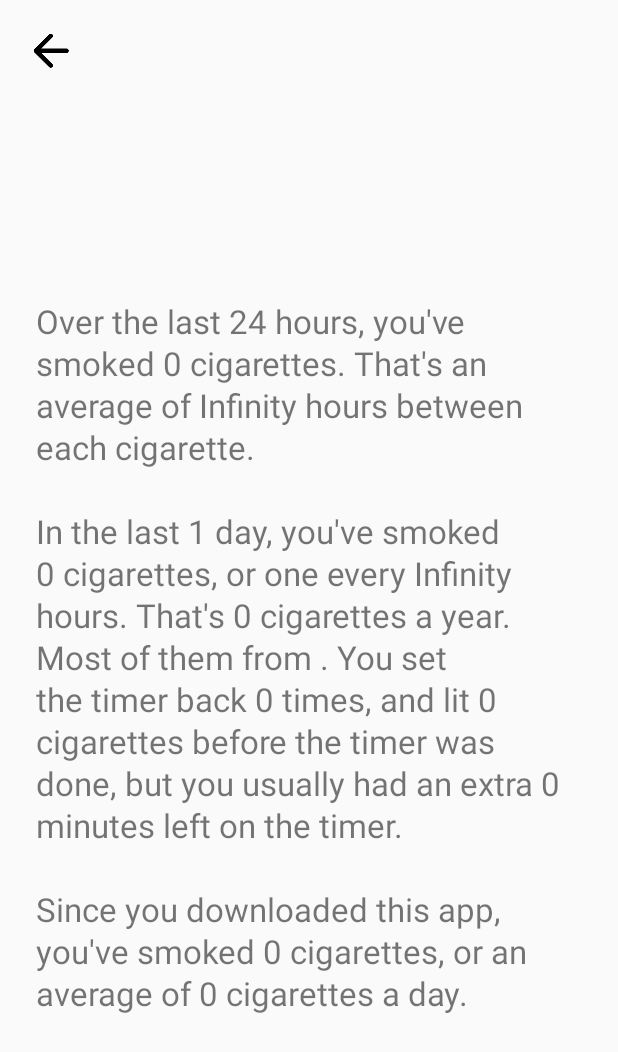
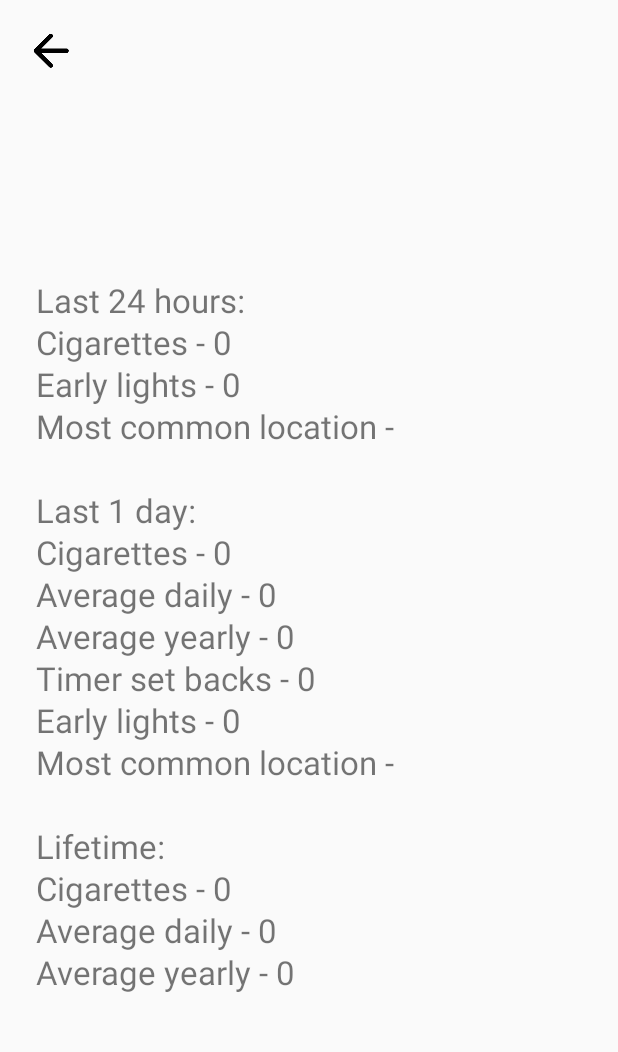
Before and after one commit to RBruce89/QuitClock, an Android app: the screen it shows after launch (StatisticsActivity), after a tap on an icon or button, on a phone screen of 412 x 824 dp. Shown: the top 1052 px of the screen. Run offline under Robolectric (Android 15) with nearby library versions, the phone set to English and light mode, and no system bars.

Commit message:
Update Statistics screen

```diff
--- a/app/src/main/java/com/example/caden/quitclock/MainActivity.java
+++ b/app/src/main/java/com/example/caden/quitclock/MainActivity.java
@@ -96,7 +96,6 @@ public class MainActivity extends AppCompatActivity {
                                 statistics.addPrematureSmoke(startTime);
                                 statistics.addCigaretteSmoked(startTime);
                                 statistics.addLocationTime(manageLacations.getSelectedLocation(), startTime);
-                                statistics.addExtraMinutes(0, startTime);
                             }
                         });
                         warningBuilder.setNegativeButton(R.string.no, new DialogInterface.OnClickListener() {
@@ -112,7 +111,6 @@ public class MainActivity extends AppCompatActivity {
                         statistics.addLocationTime(manageLacations.getSelectedLocation(), startTime);
                         long extraSeconds = elapsedSeconds - timerSeconds;
                         int extraMinutes = (int) TimeUnit.SECONDS.toMinutes(extraSeconds);
-                        statistics.addExtraMinutes(extraMinutes, startTime);
                     }
                 }
             }
--- a/app/src/main/java/com/example/caden/quitclock/Statistics.java
+++ b/app/src/main/java/com/example/caden/quitclock/Statistics.java
@@ -16,7 +16,6 @@ public class Statistics{
     private ArrayList<Long> mCigarettesSmoked = new ArrayList<>();
     private ArrayList<Long> mTimerTurnDowns = new ArrayList<>();
     private ArrayList<Long> mPrematureSmokes = new ArrayList<>();
-    private ArrayList<Long[]> mExtraMinutes = new ArrayList<>();
     private HashMap<String, ArrayList<Long>> mLocationTimes = new HashMap<>();
 
     private MainActivity mainActivity;
@@ -40,12 +39,6 @@ public class Statistics{
     public void addPrematureSmoke(long timeStamp)
     {
         mPrematureSmokes.add(timeStamp);
-    }
-
-    public void addExtraMinutes(long extraMinutes, long timeStamp)
-    {
-        Long[] entry = {extraMinutes, timeStamp};
-        mExtraMinutes.add(entry);
     }
 
     public void addLocationTime(String location, long timeStamp)
@@ -75,16 +68,6 @@ public class Statistics{
                 long prematureSmokeHours = TimeUnit.MILLISECONDS.toHours(mPrematureSmokes.get(i));
                 if (prematureSmokeHours < (currentHours - 720)) {
                     mPrematureSmokes.remove(i);
-                    i--;
-                }
-            }
-        }
-        if (mExtraMinutes != null) {
-            for (int i = 0; i < mExtraMinutes.size(); i++) {
-                Long extraMinutesEntry[] = mExtraMinutes.get(i);
-                long extraMinutesTimeHours = TimeUnit.MILLISECONDS.toHours(extraMinutesEntry[1]);
-                if (extraMinutesTimeHours < (currentHours - 720)) {
-                    mExtraMinutes.remove(i);
                     i--;
                 }
             }
@@ -128,12 +111,6 @@ public class Statistics{
             mPrematureSmokes = statsGson.fromJson(json, type);
         }
 
-        if (statsPrefs.contains("extraMinutes")) {
-            String json = statsPrefs.getString("extraMinutes", "");
-            Type type = new TypeToken<ArrayList<Long[]>>(){}.getType();
-            mExtraMinutes = statsGson.fromJson(json, type);
-        }
-
         if (statsPrefs.contains("locationTimes")) {
             String json = statsPrefs.getString("locationTimes", "");
             Type type = new TypeToken<HashMap<String, ArrayList<Long>>>(){}.getType();
@@ -160,10 +137,6 @@ public class Statistics{
             String prematureSmokes = statsGson.toJson(mPrematureSmokes);
             statsPrefsEditor.putString("prematureSmokes", prematureSmokes);
         }
-        if (mExtraMinutes != null) {
-            String extraMinutes = statsGson.toJson(mExtraMinutes);
-            statsPrefsEditor.putString("extraMinutes", extraMinutes);
-        }
         if (mLocationTimes != null) {
             String locationTimes = statsGson.toJson(mLocationTimes);
             statsPrefsEditor.putString("locationTimes", locationTimes);
@@ -175,61 +148,52 @@ public class Statistics{
     public void display(TextView statsTextView)
     {
         int smokedDay = getCigsFromLast24Hours();
-        double intervalsDay = (double) 24 / smokedDay;
+        int prematureSmokesDay = getPrematureSmokesDay();
+        String topLocationDay = getMostFrequentLocationDay();
+
         int smokedMonth = getCigsFromLast30Days();
-        double intervalsMonth;
+        int monthDays;
+        int dailySmokedMonth;
         int yearlySmokedMonth;
-        int monthDays;
         if (getDaysSinceFirstCig() > 29) {
-            intervalsMonth = (double) (720 / smokedMonth);
-            yearlySmokedMonth = (int) (smokedMonth * 12.16);
             monthDays = 30;
+            dailySmokedMonth = smokedMonth / 30;
+            yearlySmokedMonth = dailySmokedMonth * 365;
         } else {
-            intervalsMonth = (double) (getDaysSinceFirstCig() * 24) / smokedMonth;
-            yearlySmokedMonth = (int) (smokedMonth * (365 / getDaysSinceFirstCig()));
             monthDays = (int) getDaysSinceFirstCig();
+            dailySmokedMonth = (int) (smokedMonth / getDaysSinceFirstCig());
+            yearlySmokedMonth = dailySmokedMonth * 365;
         }
-        String locationsMonth = getMostFrequentLocation();
-        int timerDropsMonth = (mTimerTurnDowns == null) ? 0 : mTimerTurnDowns.size();  //not reporting
-        int earlySmokesMonth = (mPrematureSmokes == null) ? 0 : mPrematureSmokes.size();
-        int extraMinutesMonth = getAverageExtraMinutes();
+        int timerDownsMonth = (mTimerTurnDowns == null) ? 0 : mTimerTurnDowns.size();
+        int earlyLightsMonth = (mPrematureSmokes == null) ? 0 : mPrematureSmokes.size();
+        String topLocationMonth = getMostFrequentLocationMonth();
+
         int smokedTotal = (mCigarettesSmoked == null) ? 0 : mCigarettesSmoked.size();
-        int smokedDailyTotal = smokedTotal / (int) getDaysSinceFirstCig();
+        int averageDailyTotal = smokedTotal / (int) getDaysSinceFirstCig();
+        int averageYearlyTotal = averageDailyTotal * 365;
 
         Resources res = mainActivity.getResources();
 
-        String pluralItem = res.getQuantityString(R.plurals.cigarette, smokedDay);
-        String statsText = res.getString(R.string.day_smoked, smokedDay, pluralItem);
+        String statsText = res.getString(R.string.last_day);
+        statsText += res.getString(R.string.cigs, smokedDay);
+        statsText += res.getString(R.string.early_lights, prematureSmokesDay);
+        statsText += res.getString(R.string.top_location, topLocationDay);
+        statsText += "\n";
 
-        pluralItem = res.getQuantityString(R.plurals.hour, (int) intervalsDay);
-        statsText += res.getString(R.string.day_intervals, intervalsDay, pluralItem);
+        String dayPlural = res.getQuantityString(R.plurals.day, monthDays);
+        statsText += res.getString(R.string.last_month, monthDays, dayPlural);
+        statsText += res.getString(R.string.cigs, smokedMonth);
+        statsText += res.getString(R.string.daily_average, dailySmokedMonth);
+        statsText += res.getString(R.string.yearly_average, yearlySmokedMonth);
+        statsText += res.getString(R.string.timer_downs, timerDownsMonth);
+        statsText += res.getString(R.string.early_lights, earlyLightsMonth);
+        statsText += res.getString(R.string.top_location, topLocationMonth);
+        statsText += "\n";
 
-        pluralItem = res.getQuantityString(R.plurals.cigarette, smokedMonth);
-        String dayPlural = res.getQuantityString(R.plurals.day, monthDays);
-        statsText += res.getString(R.string.month_smoked, monthDays, dayPlural, smokedMonth, pluralItem);
-
-        pluralItem = res.getQuantityString(R.plurals.hour, (int) intervalsMonth);
-        statsText += res.getString(R.string.month_intervals, intervalsMonth, pluralItem);
-
-        pluralItem = res.getQuantityString(R.plurals.cigarette, yearlySmokedMonth);
-        statsText += res.getString(R.string.month_yearly_smoked, yearlySmokedMonth, pluralItem);
-
-        statsText += res.getString(R.string.month_location, locationsMonth);
-
-        pluralItem = res.getQuantityString(R.plurals.time, timerDropsMonth);
-        statsText += res.getString(R.string.month_timer_drops, timerDropsMonth, pluralItem);
-
-        pluralItem = res.getQuantityString(R.plurals.cigarette, earlySmokesMonth);
-        statsText += res.getString(R.string.month_early_smokes, earlySmokesMonth, pluralItem);
-
-        pluralItem = res.getQuantityString(R.plurals.minute, extraMinutesMonth);
-        statsText += res.getString(R.string.month_extra_minutes, extraMinutesMonth, pluralItem);
-
-        pluralItem = res.getQuantityString(R.plurals.cigarette, smokedTotal);
-        statsText += res.getString(R.string.total_smoked, smokedTotal, pluralItem);
-
-        pluralItem = res.getQuantityString(R.plurals.cigarette, smokedDailyTotal);
-        statsText += res.getString(R.string.total_smoked_daily, smokedDailyTotal, pluralItem);
+        statsText += res.getString(R.string.lifetime);
+        statsText += res.getString(R.string.cigs, smokedTotal);
+        statsText += res.getString(R.string.daily_average, averageDailyTotal);
+        statsText += res.getString(R.string.yearly_average, averageYearlyTotal);
 
         statsTextView.setText(statsText);
     }
@@ -266,23 +230,6 @@ public class Statistics{
         return cigsFromLast30Days;
     }
 
-    //Returns the average amount of extra minutes between smokes.
-    private int getAverageExtraMinutes()
-    {
-        int totalExtraMinutes = 0;
-
-        for (Long[] extraMinutesEntry : mExtraMinutes){
-            totalExtraMinutes += extraMinutesEntry[0];
-        }
-
-        int averageExtraMinutes = 0;
-        if (mExtraMinutes.size() > 0) {
-            averageExtraMinutes = (int) (totalExtraMinutes / mExtraMinutes.size());
-        }
-
-        return averageExtraMinutes;
-    }
-
     //Returns days passed since first cigarette smoked.
     private long getDaysSinceFirstCig()
     {
@@ -298,8 +245,51 @@ public class Statistics{
         return (currentDays - TimeUnit.MILLISECONDS.toDays(firstCigTime)) + 1;
     }
 
-    //Returns the location where the most cigarettes were smoked.
-    private String getMostFrequentLocation()
+    //Returns number of premature smokes in the last 24 hours.
+    private int getPrematureSmokesDay()
+    {
+        int prematureSmokesFromLast24Hours = 0;
+        long currentHours = TimeUnit.MILLISECONDS.toHours(System.currentTimeMillis());
+
+        for (long timeStamp : mPrematureSmokes) {
+            long timeStampHours = TimeUnit.MILLISECONDS.toHours(timeStamp);
+            if (timeStampHours > (currentHours - 24)){
+                prematureSmokesFromLast24Hours += 1;
+            }
+        }
+
+        return prematureSmokesFromLast24Hours;
+    }
+
+    //Returns the location where the most cigarettes were smoked in the last day.
+    private String getMostFrequentLocationDay()
+    {
+        long currentHours = TimeUnit.MILLISECONDS.toHours(System.currentTimeMillis());
+        String mostFrequentLocation = "";
+        int locationFrequency = 0;
+
+        for (HashMap.Entry<String, ArrayList<Long>> locationEntry : mLocationTimes.entrySet()){
+            ArrayList<Long> times = locationEntry.getValue();
+
+            int locationCigsDay = 0;
+            for (long timeStamp : times) {
+                long timeStampHours = TimeUnit.MILLISECONDS.toHours(timeStamp);
+                if (timeStampHours > (currentHours - 24)){
+                    locationCigsDay += 1;
+                }
+            }
+
+            if (locationCigsDay > locationFrequency){
+                locationFrequency = locationCigsDay;
+                mostFrequentLocation = locationEntry.getKey();
+            }
+        }
+
+        return mostFrequentLocation;
+    }
+
+    //Returns the location where the most cigarettes were smoked in the last month.
+    private String getMostFrequentLocationMonth()
     {
         String mostFrequentLocation = "";
         int locationFrequency = 0;
--- a/app/src/main/res/values/strings.xml
+++ b/app/src/main/res/values/strings.xml
@@ -1,55 +1,28 @@
 <resources>
     <string name="app_name">QuitClock</string>
-
-    <plurals name="cigarette">
-        <item quantity="one">cigarette</item>
-        <item quantity="other">cigarettes</item>
-    </plurals>
-
-    <plurals name="hour">
-        <item quantity="one">hour</item>
-        <item quantity="other">hours</item>
-    </plurals>
 
     <plurals name="day">
         <item quantity="one">day</item>
         <item quantity="other">days</item>
     </plurals>
 
-    <plurals name="minute">
-        <item quantity="one">minute</item>
-        <item quantity="other">minutes</item>
-    </plurals>
+    <string name="last_day">Last 24 hours:\n</string>
 
-    <plurals name="time">
-        <item quantity="one">time</item>
-        <item quantity="other">times</item>
-    </plurals>
+    <string name="last_month">Last %1$d %2$s:\n</string>
 
-    <string name="day_smoked">Over the last 24 hours, you\'ve smoked %1$d %2$s.\u0020</string>
+    <string name="lifetime">Lifetime:\n</string>
 
-    <string name="day_intervals">
-        That\'s an average of %1$.2f %2$s between each cigarette.\n\n</string>
+    <string name="cigs">Cigarettes - %1$d\n</string>
 
-    <string name="month_smoked">In the last %1$d %2$s, you\'ve smoked %3$d %4$s,\u0020</string>
+    <string name="top_location">Most common location - %1$s\n</string>
 
-    <string name="month_intervals">or one every %1$.2f %2$s.\u0020</string>
+    <string name="daily_average">Average daily - %1$d\n</string>
 
-    <string name="month_yearly_smoked">That\'s %1$d %2$s a year.\u0020</string>
+    <string name="yearly_average">Average yearly - %1$d\n</string>
 
-    <string name="month_location">Most of them from %1$s.\u0020</string>
+    <string name="timer_downs">Timer set backs - %1$d\n</string>
 
-    <string name="month_timer_drops">You set the timer back %1$d %2$s,\u0020</string>
-
-    <string name="month_early_smokes">
-        and lit %1$d %2$s before the timer was done,\u0020</string>
-
-    <string name="month_extra_minutes">
-        but you usually had an extra %1$d %2$s left on the timer.\n\n</string>
-
-    <string name="total_smoked">Since you downloaded this app, you\'ve smoked %1$d %2$s,\u0020</string>
-
-    <string name="total_smoked_daily">or an average of %1$d %2$s a day.</string>
+    <string name="early_lights">Early lights - %1$d\n</string>
 
 
     <string name="yes">Yes</string>
```
